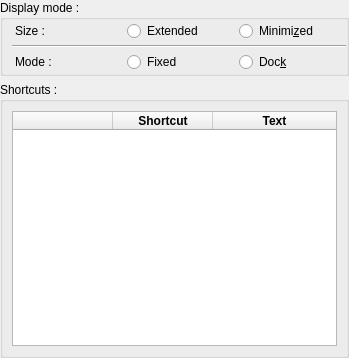
dguihal/quteqoin, file ui/settingsmanager/qqpalmisettings.ui: the form before one commit.
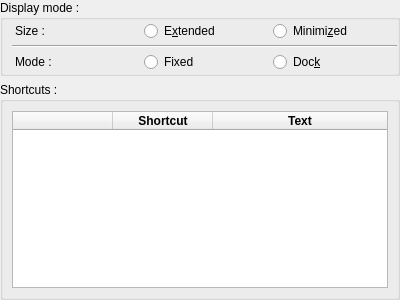
The form after the commit. Custom widgets are drawn as their Qt base class.

```diff
--- a/ui/settingsmanager/qqpalmisettings.ui
+++ b/ui/settingsmanager/qqpalmisettings.ui
@@ -6,8 +6,8 @@
    <rect>
     <x>0</x>
     <y>0</y>
-    <width>349</width>
-    <height>358</height>
+    <width>400</width>
+    <height>300</height>
    </rect>
   </property>
   <property name="windowTitle">
@@ -69,7 +69,7 @@
          <item>
           <widget class="QRadioButton" name="dmExtendedRB">
            <property name="text">
-            <string>Extended</string>
+            <string>E&amp;xtended</string>
            </property>
           </widget>
          </item>
```
